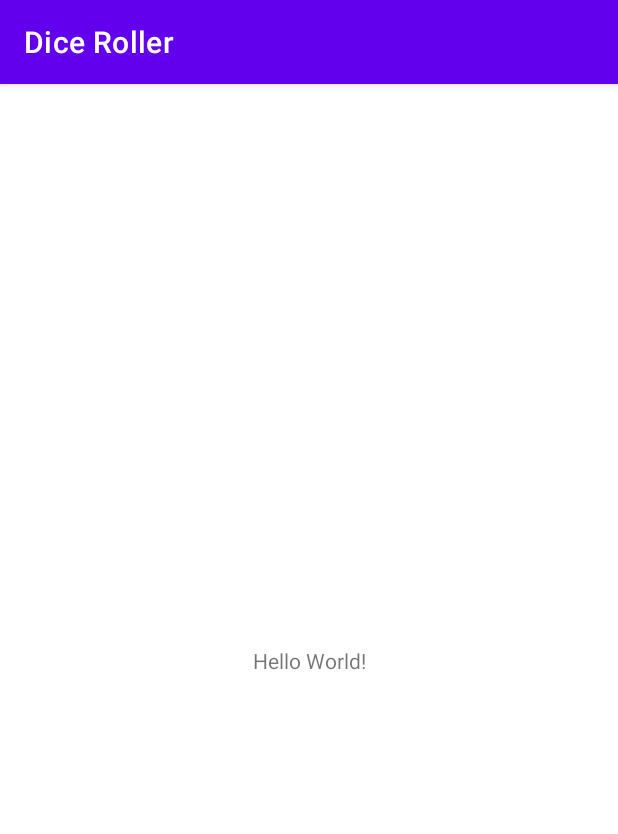
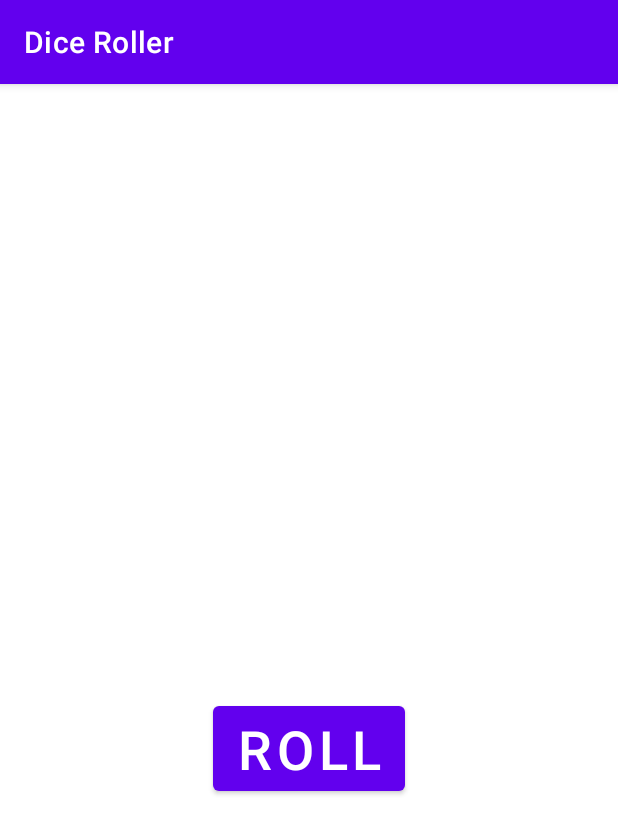
Before and after one commit to MonteiroFelicianoJoao/Roller_Dice_App, an Android app: the screen it shows after launch (MainActivity), on a phone screen of 412 x 824 dp. Shown: the top 834 px of the screen. Run offline under Robolectric (Android 15) with nearby library versions, the phone set to English and light mode, and no system bars.

Commit message:
Creating Layout

```diff
--- a/app/src/main/res/layout/activity_main.xml
+++ b/app/src/main/res/layout/activity_main.xml
@@ -7,12 +7,24 @@
     tools:context=".MainActivity">
 
     <TextView
+        android:id="@+id/textView"
         android:layout_width="wrap_content"
         android:layout_height="wrap_content"
-        android:text="Hello World!"
+        android:textSize="36sp"
         app:layout_constraintBottom_toBottomOf="parent"
         app:layout_constraintLeft_toLeftOf="parent"
         app:layout_constraintRight_toRightOf="parent"
-        app:layout_constraintTop_toTopOf="parent" />
+        app:layout_constraintTop_toTopOf="parent"
+        tools:text="1" />
+
+    <Button
+        android:id="@+id/RollButton"
+        android:layout_width="wrap_content"
+        android:layout_height="wrap_content"
+        android:text="@string/roll"
+        android:textSize="36sp"
+        app:layout_constraintEnd_toEndOf="parent"
+        app:layout_constraintStart_toStartOf="parent"
+        app:layout_constraintTop_toBottomOf="@+id/textView" />
 
 </androidx.constraintlayout.widget.ConstraintLayout>
--- a/app/src/main/res/values/strings.xml
+++ b/app/src/main/res/values/strings.xml
@@ -1,3 +1,4 @@
 <resources>
     <string name="app_name">Dice Roller</string>
+    <string name="roll">ROLL</string>
 </resources>
```
